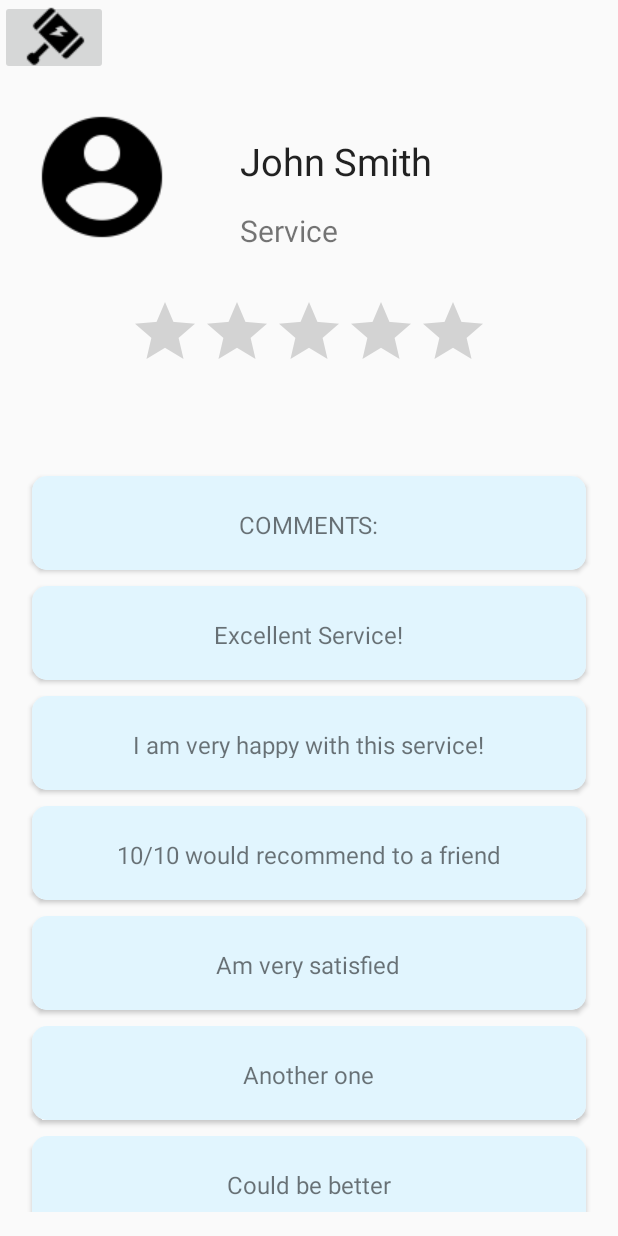
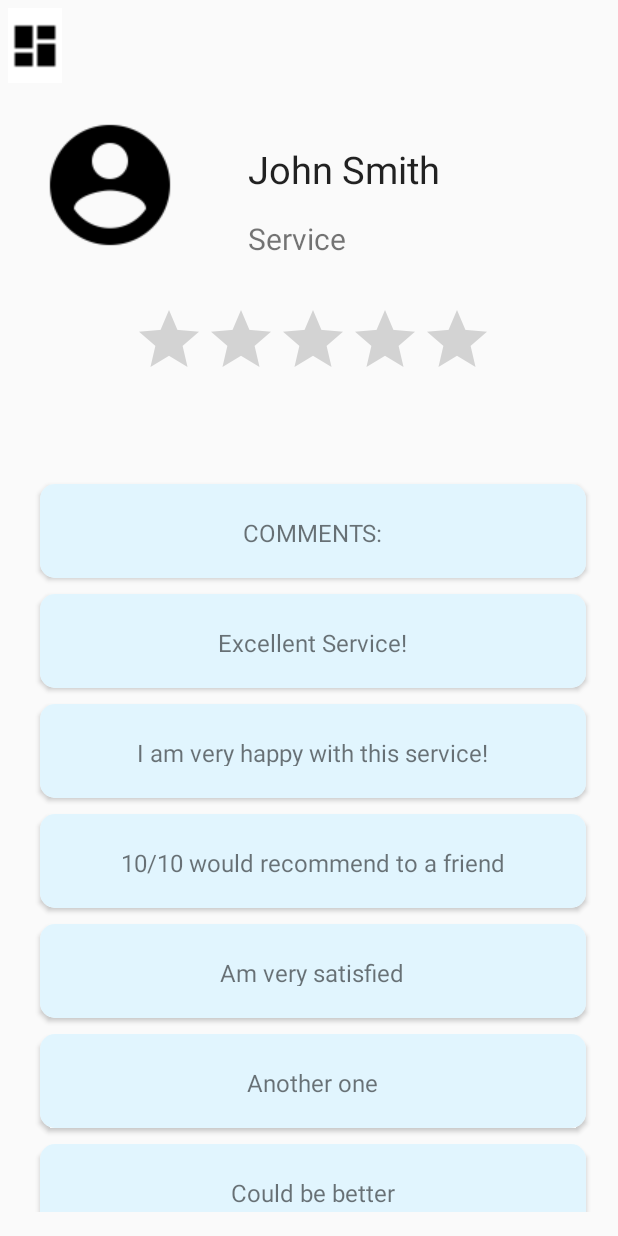
Before and after one commit to swp930/Neighborly, an Android app: the ProfileActivity screen opened directly, with no data from a screen before it, on a phone screen of 412 x 824 dp. Run offline under Robolectric (Android 15) with nearby library versions, the phone set to English and light mode, and no system bars; libraries missing offline, so code that uses them is left out: com.mikepenz.materialdrawer; 5 statements that could not run were skipped.

Commit message:
Changed drawer opening icon to dashboard icon

```diff
--- a/app/src/main/res/layout/activity_cards.xml
+++ b/app/src/main/res/layout/activity_cards.xml
@@ -11,9 +11,11 @@
         <ImageButton
             android:layout_width="50dp"
             android:layout_height="wrap_content"
-            android:src = "@drawable/thor"
+            android:src = "@drawable/dashboard"
             android:onClick="moveDrawer"
-            android:id="@+id/imageButton" />
+            android:id="@+id/imageButton"
+            android:background="#FFFFFF"
+            android:paddingTop="5dp" />
         <SearchView
             android:layout_width="300dp"
             android:layout_height="wrap_content"
--- a/app/src/main/res/layout/activity_profile.xml
+++ b/app/src/main/res/layout/activity_profile.xml
@@ -1,7 +1,9 @@
 <?xml version="1.0" encoding="utf-8"?>
 <LinearLayout xmlns:android="http://schemas.android.com/apk/res/android"
     android:orientation="vertical" android:layout_width="match_parent"
-    android:layout_height="match_parent">
+    android:layout_height="match_parent"
+    android:paddingTop="5dp"
+    android:paddingLeft="5dp">
 
     <LinearLayout
         android:orientation="horizontal"
@@ -12,8 +14,9 @@
             android:layout_width="wrap_content"
             android:layout_height="match_parent"
             android:id="@+id/imageButton2"
-            android:src="@drawable/thor"
-            android:onClick="moveDrawer"/>
+            android:src="@drawable/dashboard"
+            android:onClick="moveDrawer"
+            android:background="#FFFFFF"/>
     </LinearLayout>
 
     <RelativeLayout android:layout_width="match_parent"
--- a/app/src/main/res/layout/activity_user_cards.xml
+++ b/app/src/main/res/layout/activity_user_cards.xml
@@ -16,9 +16,11 @@ android:layout_height="match_parent">
         <ImageButton
             android:layout_width="50dp"
             android:layout_height="wrap_content"
-            android:src = "@drawable/thor"
+            android:src = "@drawable/dashboard"
             android:onClick="moveDrawer"
-            android:id="@+id/imageButton" />
+            android:id="@+id/imageButton"
+            android:background="#FFFFFF"
+            android:paddingTop="5dp" />
         <SearchView
             android:layout_width="300dp"
             android:layout_height="wrap_content"
```
Also changed, not shown: app/src/main/res/drawable/dashboard.png (added), 1 other file.
